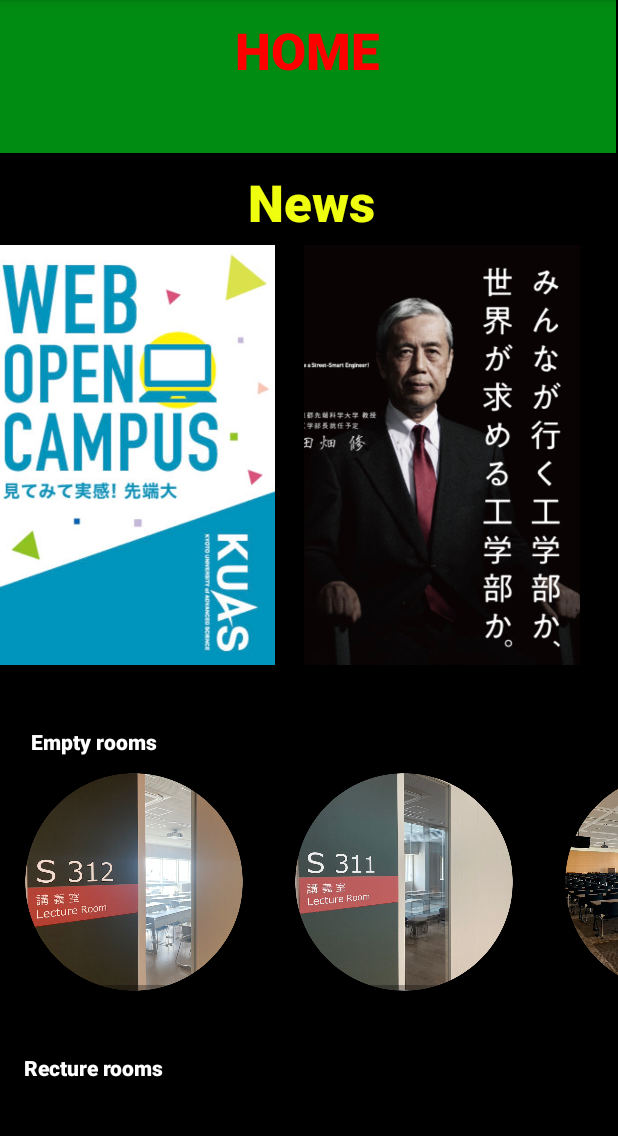
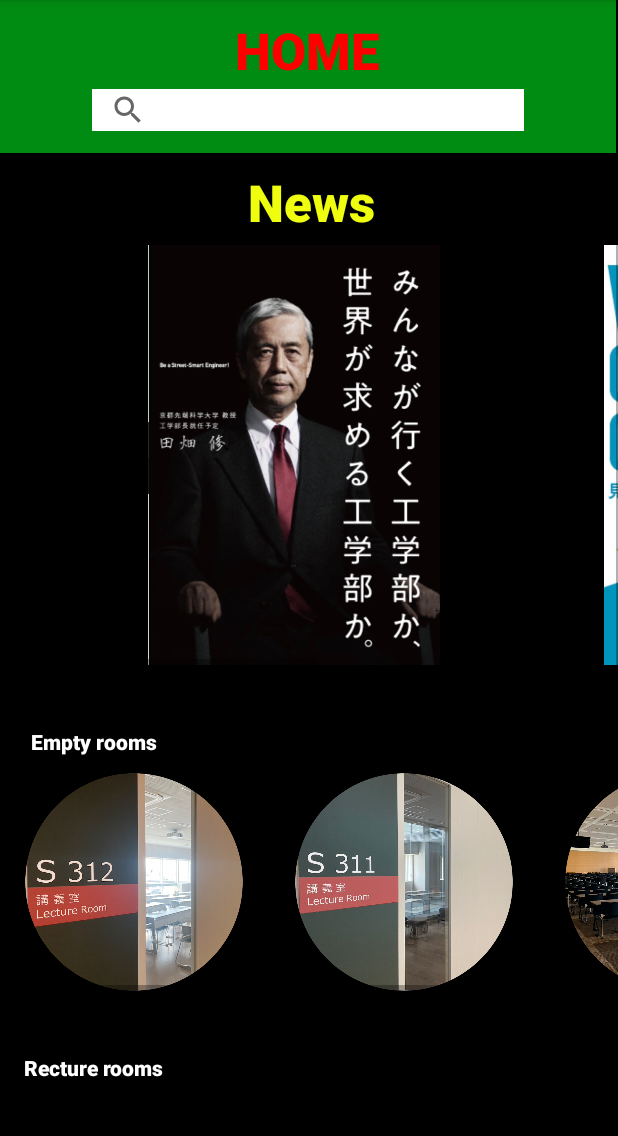
Before and after one commit to Ryuseisukisugite/MIYUU, an Android app: the MainActivity screen opened directly, with no data from a screen before it, on a phone screen of 412 x 824 dp, the part 84-1220 px from its top. Run offline under Robolectric (Android 15) with nearby library versions, the phone set to English and light mode, and no system bars.

Commit message:
検索バー

```diff
--- a/app/src/main/res/layout/activity_main.xml
+++ b/app/src/main/res/layout/activity_main.xml
@@ -45,6 +45,17 @@
                     app:layout_constraintStart_toStartOf="parent"
                     app:layout_constraintTop_toTopOf="parent"
                     app:layout_constraintVertical_bias="0.149" />
+
+                <SearchView
+                    android:layout_width="288dp"
+                    android:layout_height="28dp"
+                    android:background="#FFFFFF"
+                    android:queryHint="検索"
+                    app:layout_constraintBottom_toBottomOf="parent"
+                    app:layout_constraintEnd_toEndOf="parent"
+                    app:layout_constraintStart_toStartOf="parent"
+                    app:layout_constraintTop_toBottomOf="@+id/textView3"
+                    app:layout_constraintVertical_bias="0.0" />
             </androidx.constraintlayout.widget.ConstraintLayout>
 
             <View
@@ -95,7 +106,7 @@
                     android:layout_weight="1"
                     android:paddingLeft="-170dp"
                     android:paddingRight="-160dp"
-                    app:srcCompat="@drawable/koukoku4" />
+                    app:srcCompat="@drawable/koukoku3" />
 
                 <ImageView
                     android:id="@+id/imageView3"
```
Also changed, not shown: app/src/main/res/drawable/koukoku4.jpg (renamed from app/src/main/res/drawable/Koukoku4.jpg).
